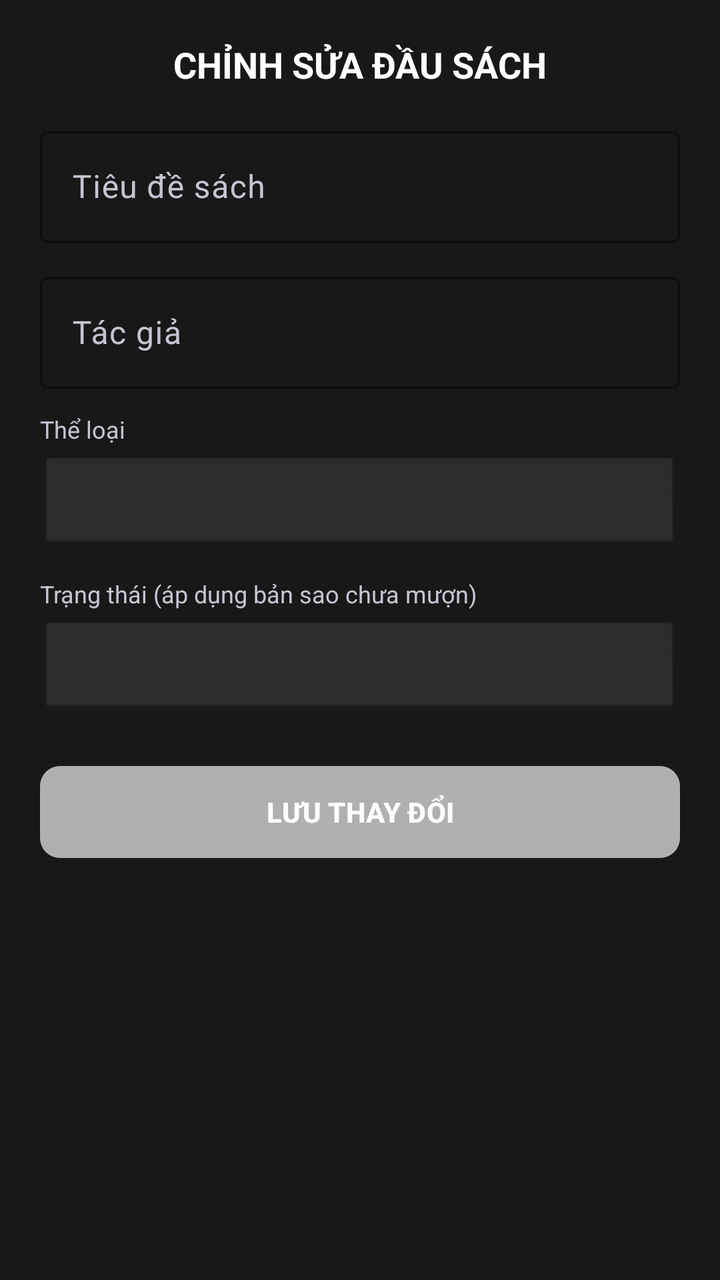
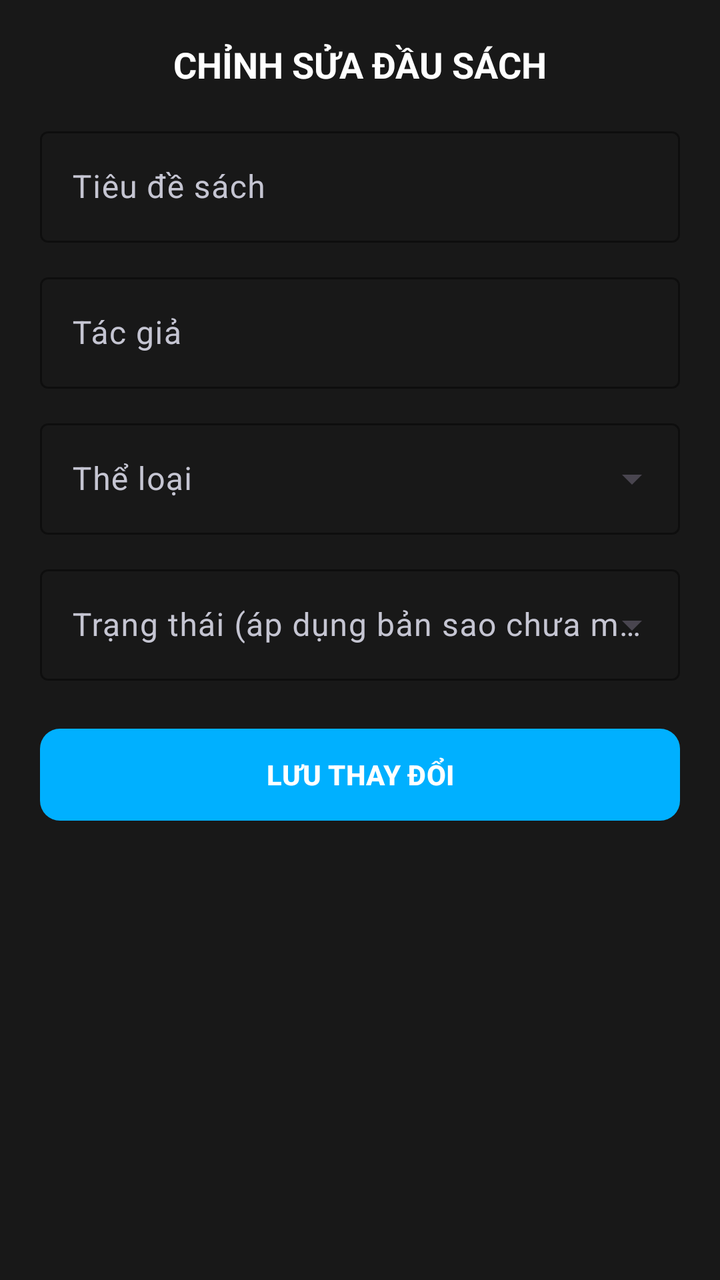

An Android layout rendered at two revisions. The XML below is the earlier revision; the diff shows what the commit changed to produce the second picture.
<!-- AndroidManifest.xml: application theme Theme.QLTV -->
<!-- res/layout/dialog_edit_book.xml -->
<?xml version="1.0" encoding="utf-8"?>
<ScrollView xmlns:android="http://schemas.android.com/apk/res/android"
    xmlns:app="http://schemas.android.com/apk/res-auto"
    android:layout_width="match_parent"
    android:layout_height="wrap_content"
    android:background="#181818"
    android:padding="20dp">

    <LinearLayout
        android:layout_width="match_parent"
        android:layout_height="wrap_content"
        android:orientation="vertical">

        <TextView
            android:layout_width="wrap_content"
            android:layout_height="wrap_content"
            android:layout_gravity="center"
            android:layout_marginBottom="16dp"
            android:text="CHỈNH SỬA ĐẦU SÁCH"
            android:textColor="#FFFFFF"
            android:textSize="18sp"
            android:textStyle="bold" />

        
        <com.google.android.material.textfield.TextInputLayout
            style="@style/Widget.Material3.TextInputLayout.OutlinedBox"
            android:layout_width="match_parent"
            android:layout_height="wrap_content"
            android:layout_marginBottom="12dp"
            android:hint="Tiêu đề sách"
            android:textColorHint="#C5C5D2"
            app:boxStrokeColor="#FFFFFF"
            app:boxStrokeWidthFocused="2dp"
            app:hintTextColor="#FFFFFF">

            <com.google.android.material.textfield.TextInputEditText
                android:id="@+id/edtTitleEdit"
                android:layout_width="match_parent"
                android:layout_height="wrap_content"
                android:textColor="#FFFFFF" />
        </com.google.android.material.textfield.TextInputLayout>

        
        <com.google.android.material.textfield.TextInputLayout
            style="@style/Widget.Material3.TextInputLayout.OutlinedBox"
            android:layout_width="match_parent"
            android:layout_height="wrap_content"
            android:layout_marginBottom="12dp"
            android:hint="Tác giả"
            android:textColorHint="#C5C5D2"
            app:boxStrokeColor="#FFFFFF"
            app:boxStrokeWidthFocused="2dp"
            app:hintTextColor="#FFFFFF">

            <com.google.android.material.textfield.TextInputEditText
                android:id="@+id/edtAuthorEdit"
                android:layout_width="match_parent"
                android:layout_height="wrap_content"
                android:textColor="#FFFFFF" />
        </com.google.android.material.textfield.TextInputLayout>

        
        <TextView
            android:layout_width="wrap_content"
            android:layout_height="wrap_content"
            android:layout_marginBottom="4dp"
            android:text="Thể loại"
            android:textColor="#C5C5D2"
            android:textSize="12sp" />

        <Spinner
            android:id="@+id/spinDialogCatEdit"
            android:layout_width="match_parent"
            android:layout_height="50dp"
            android:layout_marginBottom="12dp"
            android:background="@android:drawable/btn_dropdown"
            android:backgroundTint="#2D2D2D" />

        
        <TextView
            android:layout_width="wrap_content"
            android:layout_height="wrap_content"
            android:layout_marginBottom="4dp"
            android:text="Trạng thái (áp dụng bản sao chưa mượn)"
            android:textColor="#C5C5D2"
            android:textSize="12sp" />

        <Spinner
            android:id="@+id/spinBookStatusEdit"
            android:layout_width="match_parent"
            android:layout_height="50dp"
            android:layout_marginBottom="12dp"
            android:background="@android:drawable/btn_dropdown"
            android:backgroundTint="#2D2D2D" />

        
        <LinearLayout
            android:id="@+id/layoutOnlineOnlyEdit"
            android:layout_width="match_parent"
            android:layout_height="wrap_content"
            android:orientation="vertical"
            android:visibility="gone">

            
            <com.google.android.material.textfield.TextInputLayout
                style="@style/Widget.Material3.TextInputLayout.OutlinedBox"
                android:layout_width="match_parent"
                android:layout_height="wrap_content"
                android:layout_marginBottom="12dp"
                android:hint="URL tài liệu"
                android:textColorHint="#C5C5D2"
                app:boxStrokeColor="#FFFFFF"
                app:boxStrokeWidthFocused="2dp"
                app:hintTextColor="#FFFFFF">

                <com.google.android.material.textfield.TextInputEditText
                    android:id="@+id/edtUrlEdit"
                    android:layout_width="match_parent"
                    android:layout_height="wrap_content"
                    android:inputType="textUri"
                    android:textColor="#FFFFFF" />
            </com.google.android.material.textfield.TextInputLayout>

            
            <com.google.android.material.textfield.TextInputLayout
                style="@style/Widget.Material3.TextInputLayout.OutlinedBox"
                android:layout_width="match_parent"
                android:layout_height="wrap_content"
                android:layout_marginBottom="12dp"
                android:hint="Định dạng"
                android:textColorHint="#C5C5D2"
                app:boxStrokeColor="#FFFFFF"
                app:boxStrokeWidthFocused="2dp"
                app:hintTextColor="#FFFFFF">

                <com.google.android.material.textfield.TextInputEditText
                    android:id="@+id/edtFormatEdit"
                    android:layout_width="match_parent"
                    android:layout_height="wrap_content"
                    android:textColor="#FFFFFF" />
            </com.google.android.material.textfield.TextInputLayout>
        </LinearLayout>

        <com.google.android.material.button.MaterialButton
            android:id="@+id/btnSaveBookEdit"
            android:layout_width="match_parent"
            android:layout_height="54dp"
            android:layout_marginTop="8dp"
            android:text="LƯU THAY ĐỔI"
            android:textColor="#FFFFFF"
            android:textStyle="bold"
            app:backgroundTint="#B0B0B0"
            app:cornerRadius="10dp" />

    </LinearLayout>
</ScrollView>
<!-- resources referenced by this layout -->
<resources>
  <style name="Theme.QLTV" parent="Base.Theme.QLTV" />
  <style name="Base.Theme.QLTV" parent="Theme.Material3.DayNight.NoActionBar">
          
          
      </style>
</resources>

<!-- the commit's change to res/layout/dialog_edit_book.xml (unified diff, before → after) -->
@@ -60,38 +60,45 @@
         </com.google.android.material.textfield.TextInputLayout>
 
         
-        <TextView
-            android:layout_width="wrap_content"
+        <com.google.android.material.textfield.TextInputLayout
+            style="@style/Widget.Material3.TextInputLayout.OutlinedBox.ExposedDropdownMenu"
+            android:layout_width="match_parent"
             android:layout_height="wrap_content"
-            android:layout_marginBottom="4dp"
-            android:text="Thể loại"
-            android:textColor="#C5C5D2"
-            android:textSize="12sp" />
+            android:layout_marginBottom="12dp"
+            android:hint="Thể loại"
+            android:textColorHint="#C5C5D2"
+            app:boxStrokeColor="#FFFFFF"
+            app:boxStrokeWidthFocused="2dp"
+            app:hintTextColor="#FFFFFF">
 
-        <Spinner
-            android:id="@+id/spinDialogCatEdit"
-            android:layout_width="match_parent"
-            android:layout_height="50dp"
-            android:layout_marginBottom="12dp"
-            android:background="@android:drawable/btn_dropdown"
-            android:backgroundTint="#2D2D2D" />
+            <AutoCompleteTextView
+                android:id="@+id/spinDialogCatEdit"
+                android:layout_width="match_parent"
+                android:layout_height="wrap_content"
+                android:inputType="none"
+                android:textColor="#FFFFFF" />
+        </com.google.android.material.textfield.TextInputLayout>
 
         
-        <TextView
-            android:layout_width="wrap_content"
+        <com.google.android.material.textfield.TextInputLayout
+            style="@style/Widget.Material3.TextInputLayout.OutlinedBox.ExposedDropdownMenu"
+            android:id="@+id/layoutBookStatusEditContainer"
+            android:layout_width="match_parent"
             android:layout_height="wrap_content"
-            android:layout_marginBottom="4dp"
-            android:text="Trạng thái (áp dụng bản sao chưa mượn)"
-            android:textColor="#C5C5D2"
-            android:textSize="12sp" />
+            android:layout_marginBottom="12dp"
+            android:hint="Trạng thái (áp dụng bản sao chưa mượn)"
+            android:textColorHint="#C5C5D2"
+            app:boxStrokeColor="#FFFFFF"
+            app:boxStrokeWidthFocused="2dp"
+            app:hintTextColor="#FFFFFF">
 
-        <Spinner
-            android:id="@+id/spinBookStatusEdit"
-            android:layout_width="match_parent"
-            android:layout_height="50dp"
-            android:layout_marginBottom="12dp"
-            android:background="@android:drawable/btn_dropdown"
-            android:backgroundTint="#2D2D2D" />
+            <AutoCompleteTextView
+                android:id="@+id/spinBookStatusEdit"
+                android:layout_width="match_parent"
+                android:layout_height="wrap_content"
+                android:inputType="none"
+                android:textColor="#FFFFFF" />
+        </com.google.android.material.textfield.TextInputLayout>
 
         
         <LinearLayout
@@ -149,7 +156,7 @@
             android:text="LƯU THAY ĐỔI"
             android:textColor="#FFFFFF"
             android:textStyle="bold"
-            app:backgroundTint="#B0B0B0"
+            app:backgroundTint="#00B0FF"
             app:cornerRadius="10dp" />
 
     </LinearLayout>
